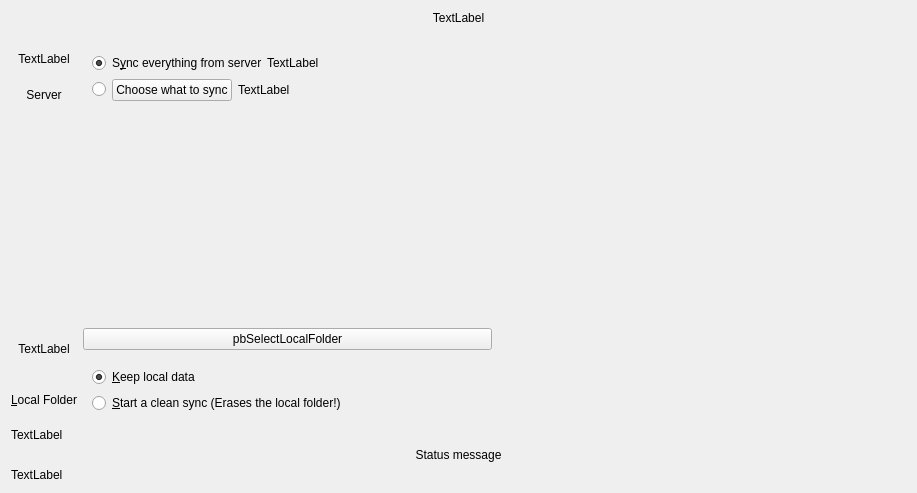
This is src/gui/wizard/owncloudadvancedsetuppage.ui in nextcloud/desktop as Qt 5 draws it before an edit. The edited form follows.
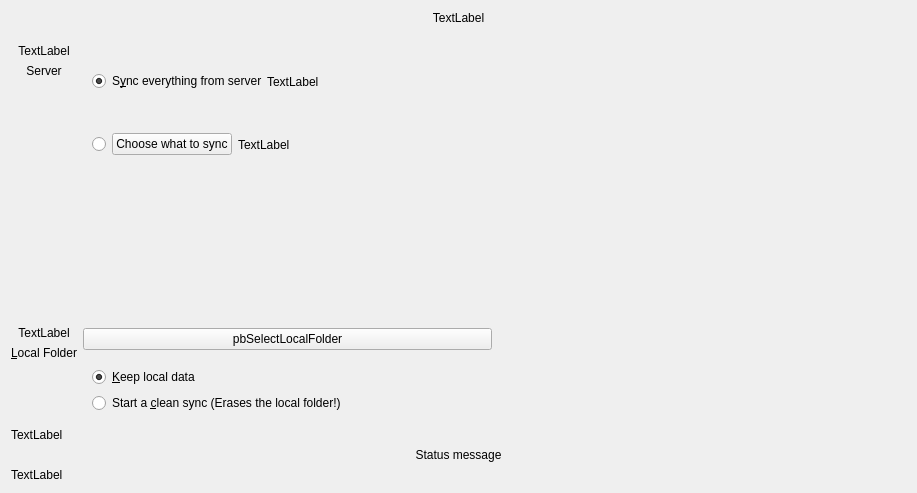
This is the edited form.

Commit message: Setup Wizard: adjust the layout #3588

The edit to the form file:
```diff
--- a/src/gui/wizard/owncloudadvancedsetuppage.ui
+++ b/src/gui/wizard/owncloudadvancedsetuppage.ui
@@ -92,6 +92,19 @@
          </property>
         </widget>
        </item>
+       <item>
+        <spacer name="verticalSpacer_3">
+         <property name="orientation">
+          <enum>Qt::Vertical</enum>
+         </property>
+         <property name="sizeHint" stdset="0">
+          <size>
+           <width>20</width>
+           <height>40</height>
+          </size>
+         </property>
+        </spacer>
+       </item>
       </layout>
      </item>
      <item row="1" column="1">
@@ -141,6 +154,19 @@
          </property>
         </widget>
        </item>
+       <item>
+        <spacer name="verticalSpacer_4">
+         <property name="orientation">
+          <enum>Qt::Vertical</enum>
+         </property>
+         <property name="sizeHint" stdset="0">
+          <size>
+           <width>20</width>
+           <height>40</height>
+          </size>
+         </property>
+        </spacer>
+       </item>
       </layout>
      </item>
      <item row="4" column="1" colspan="2">
@@ -174,7 +200,7 @@
            <string>&lt;html&gt;&lt;head/&gt;&lt;body&gt;&lt;p&gt;If this box is checked, existing content in the local directory will be erased to start a clean sync from the server.&lt;/p&gt;&lt;p&gt;Do not check this if the local content should be uploaded to the servers directory.&lt;/p&gt;&lt;/body&gt;&lt;/html&gt;</string>
           </property>
           <property name="text">
-           <string>&amp;Start a clean sync (Erases the local folder!)</string>
+           <string>Start a &amp;clean sync (Erases the local folder!)</string>
           </property>
           <property name="checkable">
            <bool>true</bool>
```
